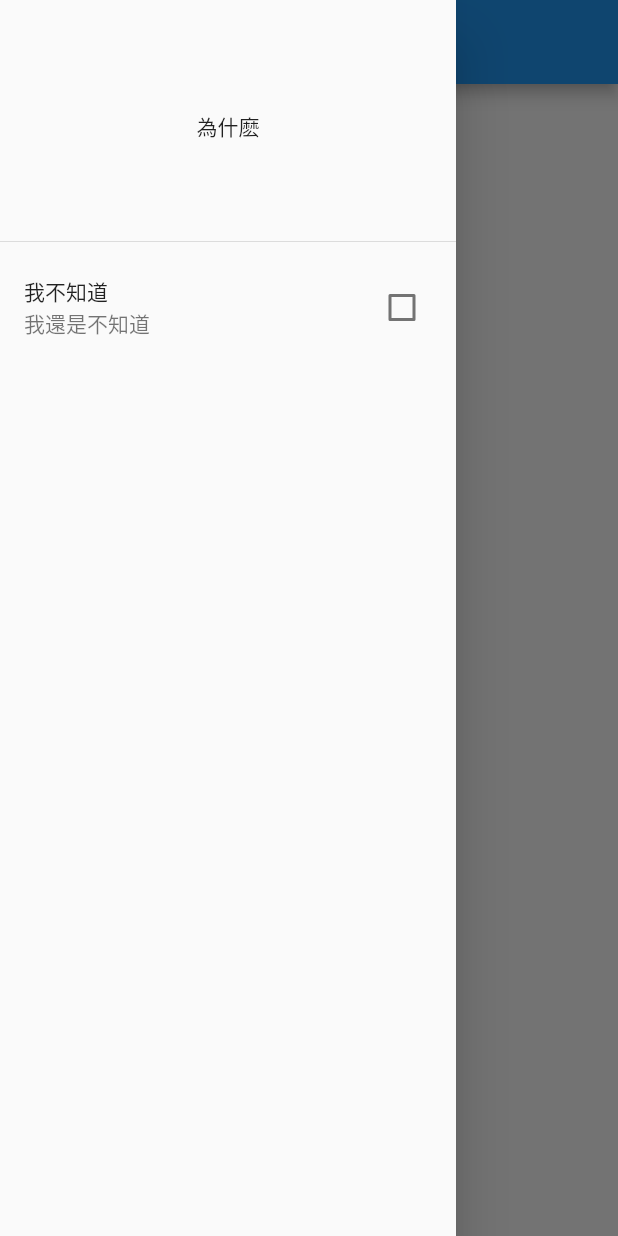
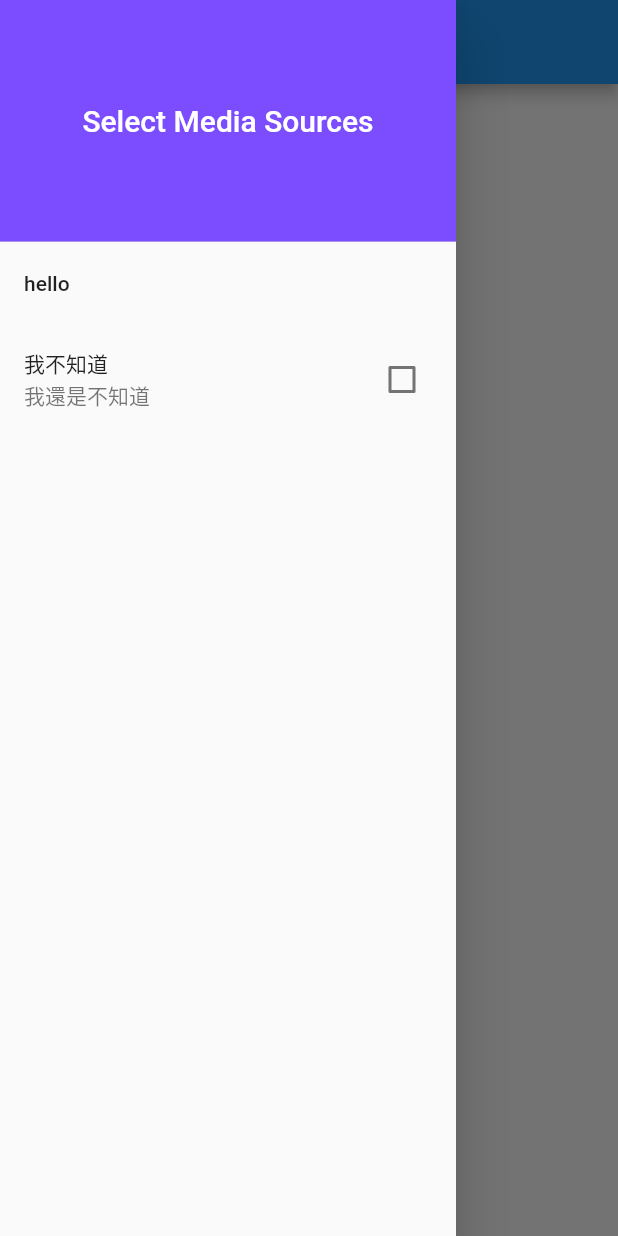
Before and after one commit to yung4/HelloWorld2019, a Flutter app: the screen it shows after launch, with the side drawer open, on a phone screen of 412 x 824 dp. Run offline on Flutter 3.47's test engine with Material 2 defaults, Android fonts, the phone set to English and light mode, and no system bars.

Commit message:
added drawer functionality

```diff
--- a/hello_world_app/lib/main.dart
+++ b/hello_world_app/lib/main.dart
@@ -19,8 +19,6 @@ class myApp extends StatelessWidget {
   bool value1 = false;
   bool value2 = false;
 
-
-
   @override
   Widget build(BuildContext context) {
     return new Scaffold(
@@ -41,10 +39,32 @@ class myApp extends StatelessWidget {
           child: Column(
             children: <Widget>[
               //Checkbox(value: value1,)
-              DrawerHeader(
-                child: Center(
-                  child: Text('為什麽'),
-                )
+              Container(
+
+                child: DrawerHeader(
+                  child: Center(
+                    child: Text(
+                      "Select Media Sources", style: TextStyle(
+                      color: Colors.white,
+                      fontSize: 20,
+                    ),
+                    ),
+                  ),
+                  margin: EdgeInsets.all(0.0),
+                  padding: EdgeInsets.all(0.0),
+                  decoration: BoxDecoration(
+                    color: Colors.deepPurpleAccent,
+                  ),
+                ),
+              ),
+
+
+
+              ListTile(
+                title: Text('hello'),
+                onTap: (){
+                  Navigator.pop(context);
+                },
               ),
               CheckboxListTile(
                 value: value2,
```
